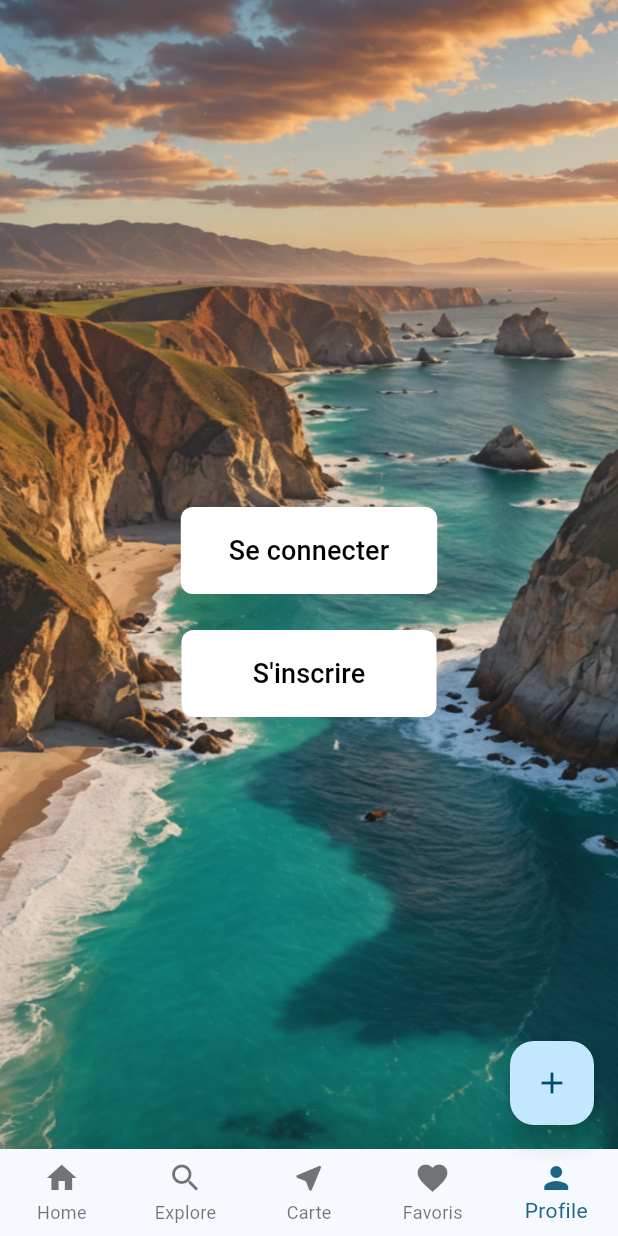
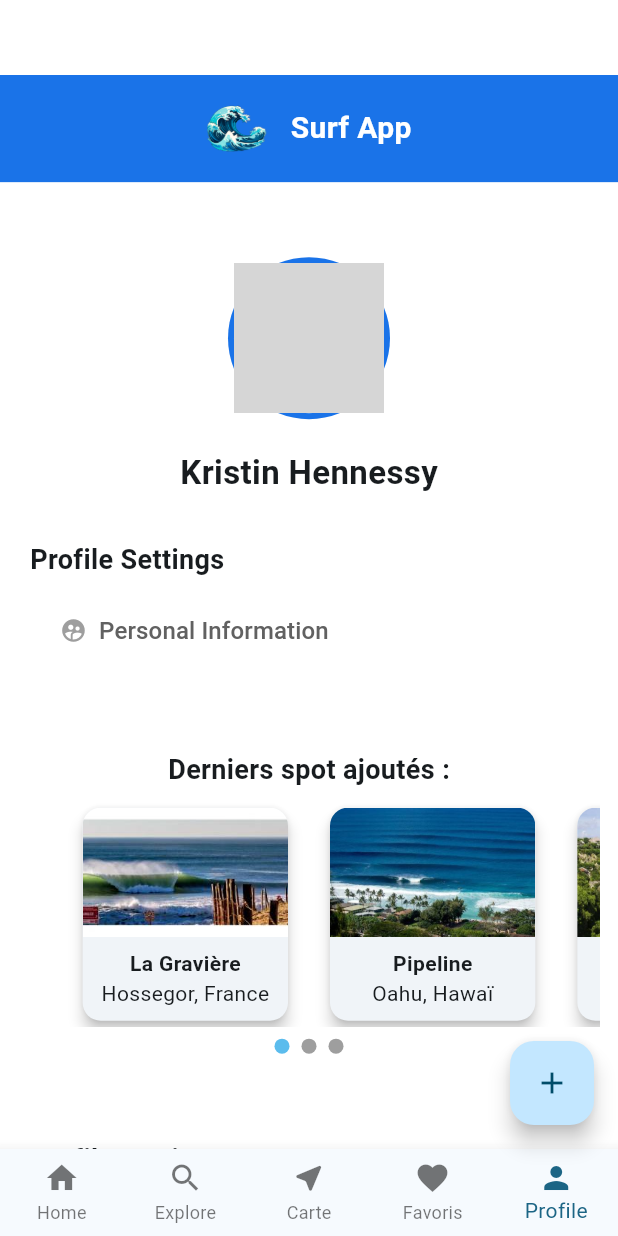
Before and after one commit to Nelson-Tsa/SpotSurfApp, a Flutter app: the screen it shows after launch, item 5 of the bottom bar chosen, on a phone screen of 412 x 824 dp. Run offline on Flutter 3.47's test engine with Material 3 defaults, Android fonts, the phone set to English and light mode, and no system bars; drawn by our look-alikes of smooth_page_indicator; our stand-ins replace flutter_dotenv, google_maps_flutter, sliding_up_panel; grey boxes are pictures that could not be loaded.

Commit message:
add: profile page

```diff
--- a/surf_spots_app/lib/main.dart
+++ b/surf_spots_app/lib/main.dart
@@ -1,5 +1,5 @@
-
 import 'package:flutter/material.dart';
+import 'package:surf_spots_app/pages/profile_page.dart';
 import 'package:surf_spots_app/routes.dart';
 import 'package:surf_spots_app/widgets/navbar.dart';
 import 'package:surf_spots_app/widgets/carroussel.dart';
@@ -91,67 +91,70 @@ class _HomeScreenState extends State<HomeScreen> {
         ),
       ),
       Center(
-        child: Column(
-          mainAxisAlignment: MainAxisAlignment.center,
-          children: [
-            TextButton(
-              style: TextButton.styleFrom(
-                foregroundColor: Colors.white,
-                backgroundColor: Colors.white,
-                maximumSize: const Size(350, 60),
-                padding: const EdgeInsets.symmetric(
-                  horizontal: 32,
-                  vertical: 16,
-                ),
-                shape: RoundedRectangleBorder(
-                  borderRadius: BorderRadius.circular(8),
-                ),
-              ),
-              onPressed: () {
-                Navigator.pushNamed(context, '/login');
-              },
-              child: const Text(
-                'Se connecter',
-                style: TextStyle(color: Colors.black, fontSize: 18),
-              ),
-            ),
-            const SizedBox(height: 24),
-            TextButton(
-              style: TextButton.styleFrom(
-                foregroundColor: Colors.white,
-                backgroundColor: Colors.white,
-                minimumSize: const Size(170, 30),
+        child: ProfilePage(),
+        // child: Column(
+        //   mainAxisAlignment: MainAxisAlignment.center,
+        //   children: [
+        //     TextButton(
+        //       style: TextButton.styleFrom(
+        //         foregroundColor: Colors.white,
+        //         backgroundColor: Colors.white,
+        //         maximumSize: const Size(350, 60),
+        //         padding: const EdgeInsets.symmetric(
+        //           horizontal: 32,
+        //           vertical: 16,
+        //         ),
+        //         shape: RoundedRectangleBorder(
+        //           borderRadius: BorderRadius.circular(8),
+        //         ),
+        //       ),
+        //       onPressed: () {
+        //         Navigator.pushNamed(context, '/login');
+        //       },
+        //       child: const Text(
+        //         'Se connecter',
+        //         style: TextStyle(color: Colors.black, fontSize: 18),
+        //       ),
+        //     ),
+        //     const SizedBox(height: 24),
+        //     TextButton(
+        //       style: TextButton.styleFrom(
+        //         foregroundColor: Colors.white,
+        //         backgroundColor: Colors.white,
+        //         minimumSize: const Size(170, 30),
 
-                padding: const EdgeInsets.symmetric(
-                  horizontal: 32,
-                  vertical: 16,
-                ),
-                shape: RoundedRectangleBorder(
-                  borderRadius: BorderRadius.circular(8),
-                ),
-              ),
-              onPressed: () {
-                Navigator.pushNamed(context, '/register');
-              },
-              child: const Text(
-                'S\'inscrire',
-                style: TextStyle(color: Colors.black, fontSize: 18),
-              ),
-            ),
-          ],
-        ),
+        //         padding: const EdgeInsets.symmetric(
+        //           horizontal: 32,
+        //           vertical: 16,
+        //         ),
+        //         shape: RoundedRectangleBorder(
+        //           borderRadius: BorderRadius.circular(8),
+        //         ),
+        //       ),
+        //       onPressed: () {
+        //         Navigator.pushNamed(context, '/register');
+        //       },
+        //       child: const Text(
+        //         'S\'inscrire',
+        //         style: TextStyle(color: Colors.black, fontSize: 18),
+        //       ),
+        //     ),
+        //   ],
+        // ),
       ),
     ];
 
     return Scaffold(
       body: Container(
         // Le fond d'écran est conservé
-        decoration: const BoxDecoration(
-          image: DecorationImage(
-            image: AssetImage("assets/images/background.png"),
-            fit: BoxFit.cover,
-          ),
-        ),
+        decoration: _selectedIndex == 4
+            ? null
+            : const BoxDecoration(
+                image: DecorationImage(
+                  image: AssetImage("assets/images/background.png"),
+                  fit: BoxFit.cover,
+                ),
+              ),
         // 4. Le contenu par-dessus le fond d'écran
         child: Padding(
           padding: const EdgeInsets.only(top: 50.0),
--- /dev/null
+++ b/surf_spots_app/lib/pages/profile_page.dart
@@ -0,0 +1,172 @@
+import 'package:flutter/material.dart';
+import 'package:surf_spots_app/widgets/carroussel.dart';
+
+class ProfilePage extends StatelessWidget {
+  const ProfilePage({super.key});
+
+  @override
+  Widget build(BuildContext context) {
+    return Scaffold(
+      body: SingleChildScrollView(
+        child: Column(
+          children: [
+            _buildHeader(),
+            const SizedBox(height: 50),
+            _buildProfileInfo(),
+            const SizedBox(height: 30),
+            _buildProfileSettings(),
+            const SizedBox(height: 20),
+            const Carroussel(),
+            const SizedBox(height: 30),
+            _buildLogoutSection(),
+            const SizedBox(height: 20),
+            _buildFooterLinks(),
+          ],
+        ),
+      ),
+    );
+  }
+
+  // --- Header ---
+  Widget _buildHeader() {
+    return Container(
+      color: const Color(0xFF1A73E8),
+      width: double.infinity,
+      alignment: Alignment.center,
+      child: Padding(
+        padding: const EdgeInsets.all(20),
+        child: Row(
+          mainAxisAlignment: MainAxisAlignment.center,
+          children: [
+            Image.asset('assets/logo/wave.png', width: 40),
+            const SizedBox(width: 16),
+            const Text(
+              "Surf App",
+              style: TextStyle(
+                color: Colors.white,
+                fontSize: 20,
+                fontWeight: FontWeight.bold,
+              ),
+            ),
+          ],
+        ),
+      ),
+    );
+  }
+
+  // --- Profile Info ---
+  Widget _buildProfileInfo() {
+    return Column(
+      children: [
+        DecoratedBox(
+          decoration: BoxDecoration(
+            color: const Color(0xFF1A73E8),
+            borderRadius: BorderRadius.circular(100),
+          ),
+          child: const Padding(
+            padding: EdgeInsets.all(4),
+            child: CircleAvatar(
+              radius: 50,
+              backgroundImage: AssetImage('assets/images/avatar.png'),
+            ),
+          ),
+        ),
+        const SizedBox(height: 20),
+        const Text(
+          "Kristin Hennessy",
+          style: TextStyle(fontSize: 22, fontWeight: FontWeight.w600),
+        ),
+      ],
+    );
+  }
+
+  // --- Profile Settings Section ---
+  Widget _buildProfileSettings() {
+    return Container(
+      width: double.infinity,
+      padding: const EdgeInsets.symmetric(horizontal: 20),
+      child: Column(
+        crossAxisAlignment: CrossAxisAlignment.start,
+        children: [
+          const Text(
+            "Profile Settings",
+            style: TextStyle(fontSize: 18, fontWeight: FontWeight.w700),
+          ),
+          const SizedBox(height: 10),
+          Align(
+            alignment: Alignment.centerLeft,
+            child: TextButton(
+              onPressed: () {},
+              style: TextButton.styleFrom(
+                padding: const EdgeInsets.symmetric(
+                  horizontal: 20,
+                  vertical: 10,
+                ),
+              ),
+              child: Row(
+                mainAxisSize: MainAxisSize.min,
+                children: [
+                  const Icon(Icons.supervised_user_circle, color: Colors.grey),
+                  const SizedBox(width: 8),
+                  Text(
+                    "Personal Information",
+                    style: TextStyle(fontSize: 16, color: Colors.grey[700]),
+                  ),
+                ],
+              ),
+            ),
+          ),
+        ],
+      ),
+    );
+  }
+
+  // --- Logout Section ---
+  Widget _buildLogoutSection() {
+    return Container(
+      width: double.infinity,
+      padding: const EdgeInsets.symmetric(horizontal: 20),
+      child: Column(
+        crossAxisAlignment: CrossAxisAlignment.start,
+        children: [
+          const Text(
+            "Profile Settings",
+            style: TextStyle(fontSize: 18, fontWeight: FontWeight.w700),
+          ),
+          const SizedBox(height: 10),
+          Container(
+            width: double.infinity,
+            alignment: Alignment.centerLeft,
+            decoration: BoxDecoration(
+              color: Colors.grey.withAlpha(50),
+              borderRadius: BorderRadius.circular(8),
+            ),
+            child: TextButton(onPressed: () {}, child: const Text("Log Out")),
+          ),
+        ],
+      ),
+    );
+  }
+
+  // --- Footer Links ---
+  Widget _buildFooterLinks() {
+    return Padding(
+      padding: const EdgeInsets.symmetric(horizontal: 10),
+      child: Row(
+        mainAxisAlignment: MainAxisAlignment.spaceBetween,
+        children: [
+          _footerLink("Instructeur Léo"),
+          _footerLink("Mentions Légales"),
+          _footerLink("Nous contacter"),
+        ],
+      ),
+    );
+  }
+
+  Widget _footerLink(String text) {
+    return TextButton(
+      onPressed: () {},
+      child: Text(text, style: const TextStyle(color: Colors.black54)),
+    );
+  }
+}
--- a/surf_spots_app/lib/widgets/grid.dart
+++ b/surf_spots_app/lib/widgets/grid.dart
@@ -7,7 +7,7 @@ class GalleryPage extends StatelessWidget {
 
   @override
   Widget build(BuildContext context) {
-    final List<SurfSpot> _spots = [
+    final List<SurfSpot> spots = [
       SurfSpot(
         name: 'La Gravière',
         description: 'Hossegor, France',
@@ -49,9 +49,9 @@ class GalleryPage extends StatelessWidget {
           mainAxisSpacing: 10,
           childAspectRatio: 0.8,
         ),
-        itemCount: _spots.length,
+        itemCount: spots.length,
         itemBuilder: (context, index) {
-          final spot = _spots[index];
+          final spot = spots[index];
           return SpotCard(spot: spot);
         },
       ),
```
Also changed, not shown: 9 other files.
